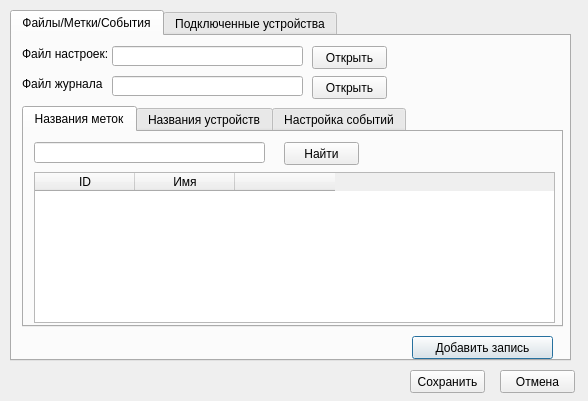
Old version of the form audit/audit/ui/settings_window.ui in the repository BACuTPOH/r245.
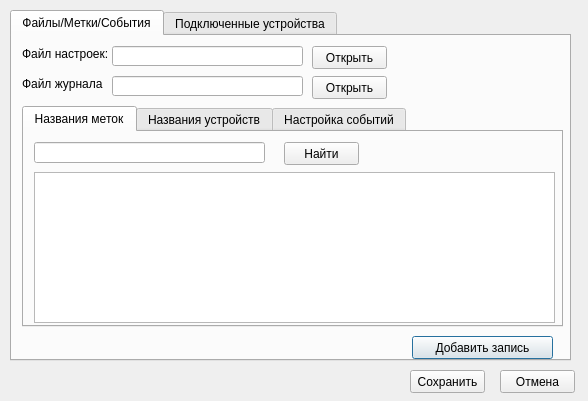
New version of the form. The open tabs and pages were chosen to show the change.

```diff
--- a/audit/audit/ui/settings_window.ui
+++ b/audit/audit/ui/settings_window.ui
@@ -140,35 +140,7 @@
         </rect>
        </property>
       </widget>
-      <widget class="QTableWidget" name="tableWidget">
-       <property name="geometry">
-        <rect>
-         <x>10</x>
-         <y>40</y>
-         <width>521</width>
-         <height>151</height>
-        </rect>
-       </property>
-       <property name="horizontalScrollBarPolicy">
-        <enum>Qt::ScrollBarAlwaysOff</enum>
-       </property>
-       <column>
-        <property name="text">
-         <string>ID</string>
-        </property>
-       </column>
-       <column>
-        <property name="text">
-         <string>Имя</string>
-        </property>
-       </column>
-       <column>
-        <property name="text">
-         <string/>
-        </property>
-       </column>
-      </widget>
-      <widget class="QPushButton" name="pushButton_4">
+      <widget class="QPushButton" name="find_tag_button">
        <property name="geometry">
         <rect>
          <x>260</x>
@@ -181,6 +153,16 @@
         <string>Найти</string>
        </property>
       </widget>
+      <widget class="QTableView" name="tag_view">
+       <property name="geometry">
+        <rect>
+         <x>10</x>
+         <y>40</y>
+         <width>521</width>
+         <height>151</height>
+        </rect>
+       </property>
+      </widget>
      </widget>
      <widget class="QWidget" name="tab_5">
       <attribute name="title">
```
Left out of the diff: 214 changed lines with no effect on the pictures.
